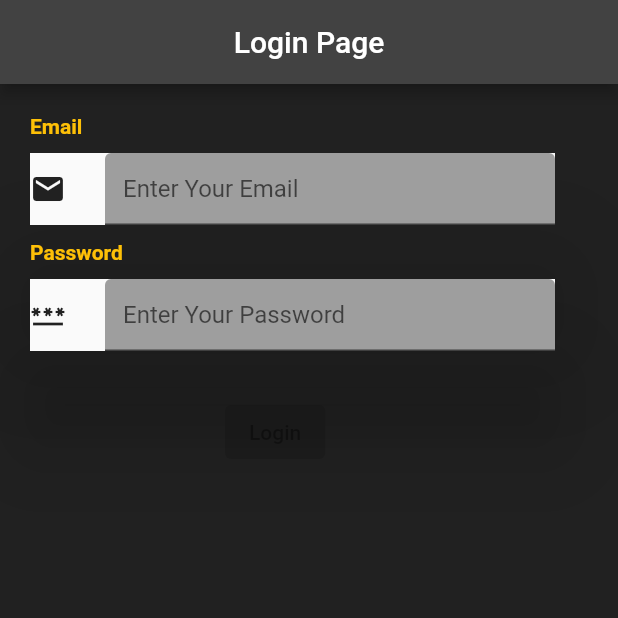
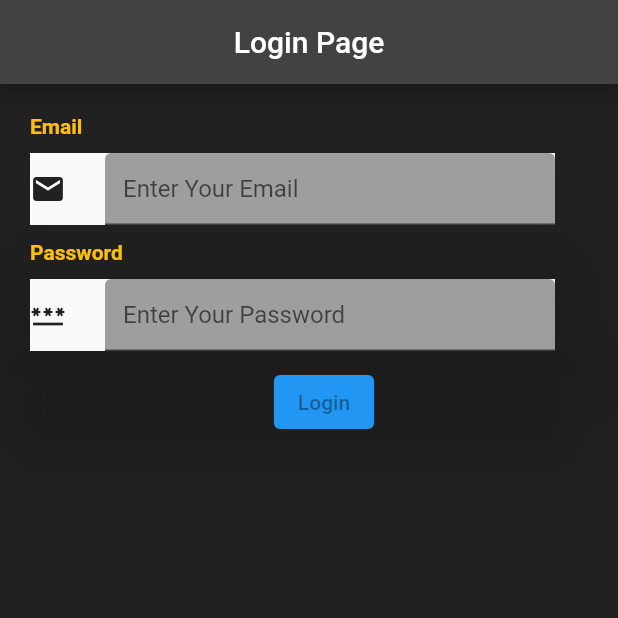
Before and after one commit to Rijankunwar3691/myapp, a Flutter app: the HomePage screen opened directly, on a phone screen of 412 x 824 dp, the top half of it. Run offline on Flutter 3.47's test engine with Material 2 defaults, Android fonts, the phone set to English and light mode, and no system bars.

Commit message:
updated button

```diff
--- a/lib/homepage.dart
+++ b/lib/homepage.dart
@@ -95,11 +95,12 @@ class _HomePageState extends State<HomePage> {
                   ),
                 ),
               ),
-              Padding(
-                padding: EdgeInsets.fromLTRB(130, 30, 0, 0),
+              const SizedBox(height: 10),
+              Center(
                 child: ElevatedButton(
+                  style: ButtonStyle(
+                      backgroundColor: MaterialStateProperty.all(Colors.blue)),
                   onPressed: null,
-                  style: ElevatedButton.styleFrom(primary: Colors.red),
                   child: Text('Login'),
                 ),
               ),
```
